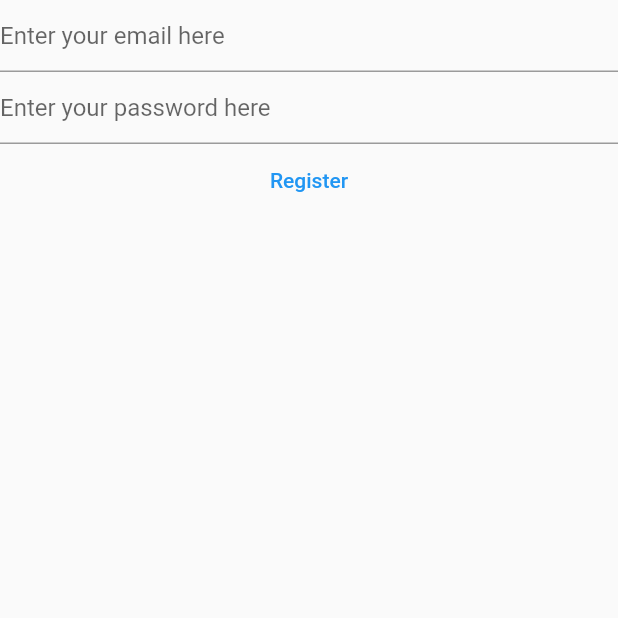
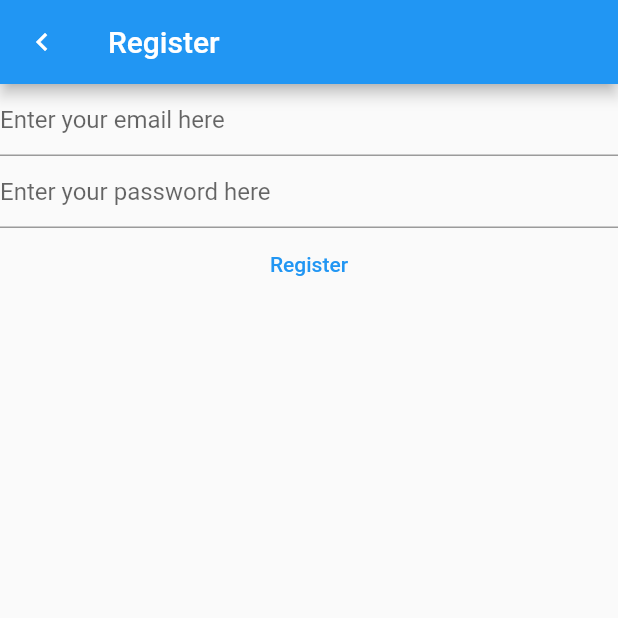
Before and after one commit to robert0ng/mynotes, a Flutter app: the RegisterView screen opened directly, on a phone screen of 412 x 824 dp, the top half of it. Run offline on Flutter 3.47's test engine with Material 2 defaults, Android fonts, the phone set to English and light mode, and no system bars; our stand-ins replace firebase_auth, firebase_core; accounts and stored records are empty.

Commit message:
Add navigation routes between login and register page

```diff
--- a/lib/views/register_view.dart
+++ b/lib/views/register_view.dart
@@ -28,7 +28,19 @@ class _RegisterViewState extends State<RegisterView> {
 
   @override
   Widget build(BuildContext context) {
-    return Column(
+    return Scaffold(
+      appBar: AppBar(
+        title: const Text('Register'),
+        leading: IconButton(
+          icon: const Icon(Icons.navigate_before),
+          tooltip: 'Navigate back to Loginogin',
+          onPressed: () {
+            Navigator.of(context).pushNamedAndRemoveUntil(
+                '/login/', (route) => false);
+          },
+        ),
+      ),
+      body: Column(
         children: [
           TextField(
             controller: _email,
@@ -72,6 +84,7 @@ class _RegisterViewState extends State<RegisterView> {
             child: const Text('Register'),
           ),
         ],
+      ),
     );
   }
 }
--- a/lib/views/verification_view.dart
+++ b/lib/views/verification_view.dart
@@ -30,7 +30,9 @@ class _VerificationViewState extends State<VerificationView> {
   @override
   Widget build(BuildContext context) {
     final user = FirebaseAuth.instance.currentUser;
-    return Column(
+    return Scaffold(
+      appBar: AppBar(title: const Text('Verification email')),
+      body: Column(
         children: [
           Text("Here's your email address to verify: ${user?.email ?? ""}"),
           TextField(
@@ -76,6 +78,7 @@ class _VerificationViewState extends State<VerificationView> {
               },
               child: const Text('Send email verification'))
         ],
+      ),
     );
   }
 }
```
Also changed, not shown: lib/main.dart (+8 -7 lines), lib/views/login_view.dart (+18 -4 lines). Lines whose indentation alone changed are shown as unchanged.
